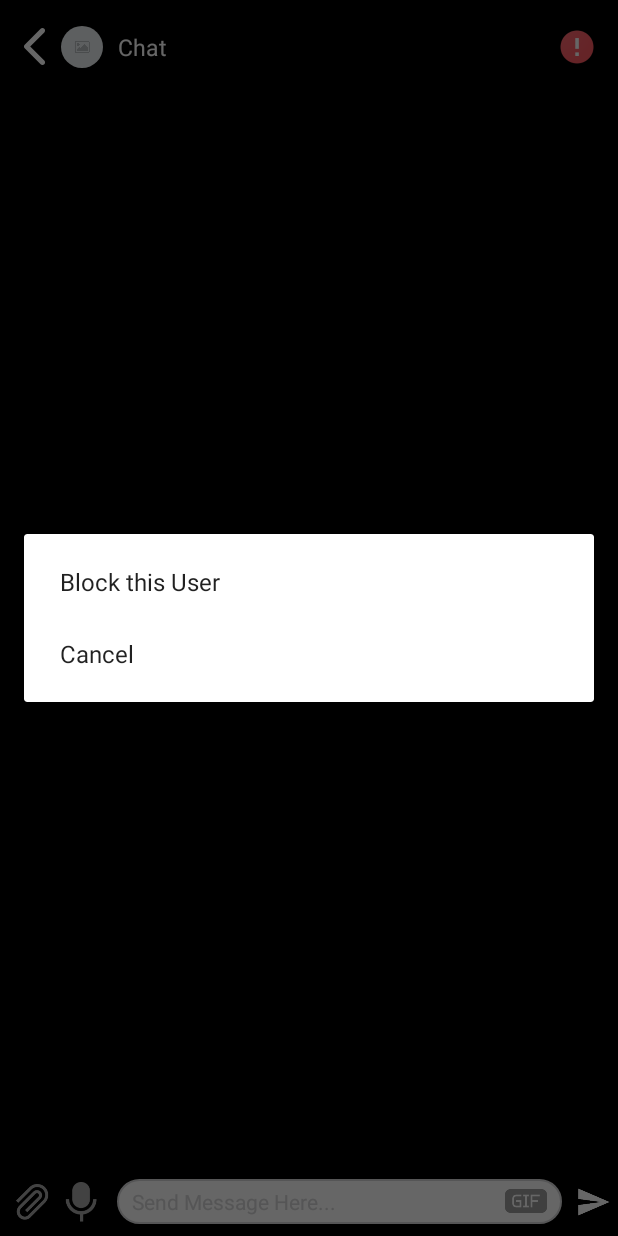
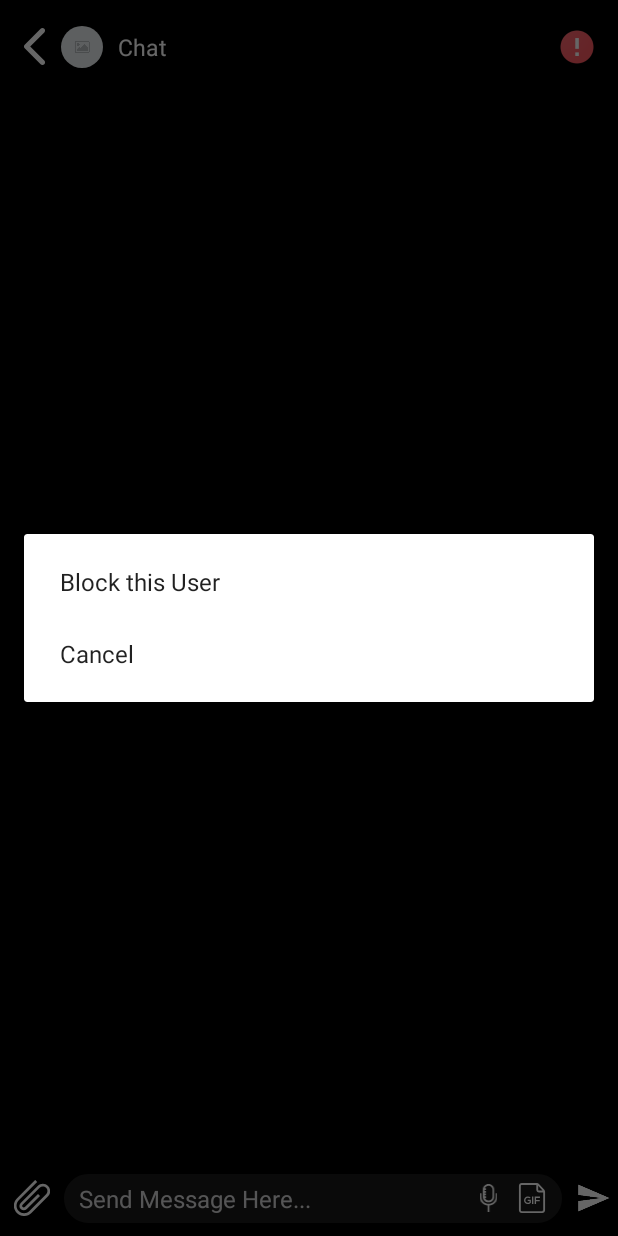
Before and after one commit to esaman1/doston_android, an Android app: the fragment Chat_Activity placed in its activity, after a tap on an icon or button, on a phone screen of 412 x 824 dp. Run offline under Robolectric (Android 15) with nearby library versions, the phone set to English and light mode, and no system bars; our stand-ins replace AdMob, CircleImageView, Firebase (no records; nobody signed in at launch, a user with empty details on screens opened directly), Picasso, Volley; libraries missing offline, so code that uses them is left out: com.daasuu.gpuv, com.downloader, com.downloader.request, com.facebook, com.giphy.sdk and 2 more; plain views replace RecyclerViewBouncy; network calls fail; pictures from the network do not load; 9 statements that could not run were skipped.

Commit message:
final Design Implement Remains all done

```diff
--- /dev/null
+++ b/app/src/main/res/drawable/ic_attach.xml
@@ -0,0 +1,9 @@
+<vector xmlns:android="http://schemas.android.com/apk/res/android"
+    android:width="70dp"
+    android:height="70dp"
+    android:viewportWidth="70"
+    android:viewportHeight="70">
+  <path
+      android:fillColor="#FFFFFF"
+      android:pathData="M66.2,11.5667c-5.6,-5.6 -14.6,-5.6 -20.2,0L13,44.5667c-3.3,3.3 -3.3,8.7 0,12c3.3,3.3 8.7,3.3 12,0l25.6,-25.6l-3.9,-3.9l-25.6,25.6c-1.2,1.2 -3.1,1.2 -4.3,0c-1.2,-1.2 -1.2,-3.1 0,-4.3l33.1,-33.1c3.5,-3.5 9,-3.5 12.5,0c3.5,3.5 3.5,9 0,12.5L30,60.2667c-5.8,5.8 -14.9,5.8 -20.7,0c-5.8,-5.8 -5.8,-14.9 0,-20.7l35.8,-35.8l-3.9,-3.9L5.5,35.7667c-7.8,7.8 -7.8,20.5 0,28.4c7.8,7.8 20.5,7.8 28.4,0l32.4,-32.4C71.8,26.1667 71.8,17.0667 66.2,11.5667z"/>
+</vector>
--- /dev/null
+++ b/app/src/main/res/drawable/ic_gif.xml
@@ -0,0 +1,21 @@
+<vector xmlns:android="http://schemas.android.com/apk/res/android"
+    android:width="512dp"
+    android:height="512dp"
+    android:viewportWidth="512"
+    android:viewportHeight="512">
+  <path
+      android:fillColor="#1a1a1a"
+      android:pathData="M354,135.9l-4.1,-113.2H55v468.4H458V137.2L354,135.9zM235.6,324.3c0,1.5 -0.6,3 -1.8,4c-4.4,3.7 -9.4,6.6 -14.7,8.6c-7.2,2.9 -15,4.3 -22.8,4.2c-7.8,0 -15.5,-1.3 -22.8,-3.9c-6.9,-2.4 -13.3,-6.3 -18.6,-11.4c-5.6,-5.6 -10,-12.3 -12.7,-19.7c-3.1,-8.5 -4.6,-17.5 -4.5,-26.5c-0.2,-9 1.3,-18 4.5,-26.5c2.8,-7.4 7.1,-14.2 12.6,-19.9c5.3,-5.3 11.6,-9.5 18.6,-12.2c7.2,-2.9 15,-4.3 22.8,-4.3c7.7,-0.2 15.4,1.4 22.4,4.8c4,2 7.9,4.4 11.4,7.2c2.3,1.9 2.6,5.2 0.7,7.5l-7.6,9.3c-1.8,2.2 -4.9,2.6 -7.2,1c-1.8,-1.3 -3.7,-2.6 -5.7,-3.7c-4,-1.9 -8.4,-2.9 -12.9,-2.7c-4.4,-0.1 -8.7,0.8 -12.7,2.6c-4,1.7 -7.6,4.3 -10.5,7.6c-3,3.6 -5.2,7.7 -6.5,12.1c-1.6,5.2 -2.4,10.6 -2.3,16.1c-0.6,10.2 2.4,20.2 8.4,28.4c6.3,7.4 15.7,11.3 25.4,10.6c2.4,0 4.8,-0.3 7.2,-0.9c2.1,-0.5 4,-1.4 5.7,-2.7v-15.2c0,-3 -2.4,-5.3 -5.3,-5.3h-9.1c-3,0 -5.3,-2.4 -5.3,-5.3v-11.4c0,-3 2.4,-5.3 5.3,-5.3h32.9c3,0 5.3,2.4 5.3,5.3L235.6,324.3zM280,333.6c0,3 -2.4,5.3 -5.3,5.3l0,0h-16.3c-3,0 -5.3,-2.4 -5.3,-5.3V224.5c0,-3 2.4,-5.3 5.3,-5.3h16.3c3,0 5.3,2.4 5.3,5.3V333.6zM376.1,236.9c0,3 -2.4,5.3 -5.3,5.3l0,0h-37.7c-2.9,0 -5.3,2.4 -5.3,5.3v17.1c0,3 2.4,5.3 5.3,5.3h31c3,0 5.3,2.4 5.3,5.3l0,0v12.1c0,3 -2.4,5.3 -5.3,5.3l0,0h-31c-2.9,0 -5.3,2.4 -5.3,5.3v35.7c0,2.9 -2.4,5.3 -5.3,5.3h-16.3c-3,0 -5.3,-2.4 -5.3,-5.3V224.5c0,-3 2.4,-5.3 5.3,-5.3h64.6c3,0 5.3,2.4 5.3,5.3l0,0L376.1,236.9z"/>
+  <path
+      android:fillColor="#FFFFFF"
+      android:pathData="M466.5,115.7L375,15.6C365.9,5.7 353.1,0 339.6,0H81c-26.5,0 -48,21.5 -48,48v416c0,26.5 21.5,48 48,48H431c26.5,0 48,-21.5 48,-48V147.9C479,136 474.6,124.5 466.5,115.7zM436.2,130h-58.9c-8.9,0 -16,-7.2 -16,-16.1c0,0 0,-0.1 0,-0.1V48L436.2,130zM431,480H81c-8.9,0 -16,-7.2 -16,-16V48c0,-8.9 7.2,-16 16,-16h248.3v81.8c0,26.5 21.5,48 48,48h69.9V464C447.1,472.8 439.9,480 431,480z"/>
+  <path
+      android:fillColor="#FFFFFF"
+      android:pathData="M218.4,262.3c-8.4,-8.1 -20.9,-12.5 -31.9,-12.5c-26.8,0 -43.1,20.4 -43.1,46.2c0,20.6 12,41.9 43.1,41.9c9.8,0 18.4,-2.1 28.3,-10v-22.2h-32v-21.1h53.7v52.8c-12.4,14.1 -27.9,22.6 -49.9,22.6c-47.1,0 -66.2,-31 -66.2,-63.9c0,-35.3 22,-67.8 66.2,-67.8c16.8,0 33.7,6.4 46.5,19.2L218.4,262.3z"/>
+  <path
+      android:fillColor="#FFFFFF"
+      android:pathData="M256,357V231.7h23.4V357H256z"/>
+  <path
+      android:fillColor="#FFFFFF"
+      android:pathData="M301.6,357V231.8h90v22.7h-66.4v34.2h62.8v21.8h-62.8V357H301.6z"/>
+</vector>
--- /dev/null
+++ b/app/src/main/res/drawable/ic_mic.xml
@@ -0,0 +1,12 @@
+<vector xmlns:android="http://schemas.android.com/apk/res/android"
+    android:width="31.8dp"
+    android:height="50dp"
+    android:viewportWidth="31.8"
+    android:viewportHeight="50">
+  <path
+      android:fillColor="#FFFFFF"
+      android:pathData="M28.9,16.4v6.2c0,7.1 -5.7,12.8 -12.8,12.8S3.2,29.7 3.2,22.6v-6.2H0v6.2c0,4.3 1.7,8.3 4.6,11.2c2.7,2.7 6,4.3 9.7,4.6V50h3.2V38.5c3.7,-0.4 7.1,-2 9.7,-4.6c3.1,-3.1 4.6,-7 4.6,-11.2v-6.2H28.9z"/>
+  <path
+      android:fillColor="#FFFFFF"
+      android:pathData="M15.9,32.8c5.6,0 10.1,-4.5 10.1,-10.1V10.1C26,4.5 21.5,0 15.9,0S5.7,4.5 5.7,10.1v12.5C5.7,28.1 10.3,32.8 15.9,32.8zM8.9,20.3h2.6v-3.2H8.9v-1.6h2.6v-3.2H8.9v-1.6h2.6V7.6H9.4c1,-2.7 3.5,-4.5 6.6,-4.5c3.9,0 7,3.2 7,7v12.5c0,3.9 -3.2,7 -7,7c-2.9,0 -5.5,-1.8 -6.5,-4.4h2.1v-3.2H9v-1.6H8.9z"/>
+</vector>
--- a/app/src/main/res/layout/activity_chat.xml
+++ b/app/src/main/res/layout/activity_chat.xml
@@ -123,35 +123,23 @@
 
     <RelativeLayout
         android:layout_width="match_parent"
-        android:layout_height="45dp"
+        android:layout_height="50dp"
         android:id="@+id/writechatlayout"
         android:background="@color/black"
         android:layout_alignParentBottom="true">
 
         <ImageButton
             android:layout_width="32dp"
-            android:layout_height="match_parent"
+            android:layout_height="32dp"
             android:id="@+id/uploadimagebtn"
             android:layout_centerVertical="true"
             android:layout_marginLeft="5dp"
             android:scaleType="fitCenter"
             android:padding="4dp"
-            android:src="@drawable/ic_image_icon"
+            android:src="@drawable/ic_attach"
             android:background="@color/transparent"/>
 
-        <ImageButton
-            android:layout_width="35dp"
-            android:layout_height="match_parent"
-            android:id="@+id/mic_btn"
-            android:scaleType="fitCenter"
-            android:background="@color/transparent"
-            android:src="@drawable/ic_mic_fill"
-            android:paddingTop="3dp"
-            android:paddingLeft="3dp"
-            android:paddingBottom="3dp"
-            android:layout_toRightOf="@+id/uploadimagebtn"
-            android:paddingRight="5dp"
-            android:layout_centerVertical="true"/>
+
 
 
         <RelativeLayout
@@ -160,34 +148,53 @@
            android:layout_marginLeft="5dp"
            android:layout_marginRight="5dp"
            android:layout_centerVertical="true"
-           android:layout_toRightOf="@+id/mic_btn"
+           android:layout_toRightOf="@+id/uploadimagebtn"
            android:background="@drawable/top_bottom_border_line"
+            android:backgroundTint="#1a1a1a"
            android:layout_toLeftOf="@+id/sendbtn">
 
           <EditText
             android:layout_width="match_parent"
             android:layout_height="wrap_content"
             android:id="@+id/msgedittext"
-            android:textSize="14sp"
+            android:textSize="16sp"
             android:paddingLeft="10dp"
             android:paddingTop="5dp"
+            android:background="@android:color/transparent"
             android:paddingBottom="5dp"
             android:textColorHint="@color/gray"
-            android:textColor="@color/black"
-            android:layout_toLeftOf="@+id/upload_gif_btn"
-            android:backgroundTint="@android:color/transparent"
+            android:textColor="@color/white"
+            android:layout_toLeftOf="@+id/mic_btn"
             android:hint="Send Message Here..."/>
+
+
             <ImageButton
-                android:layout_width="28dp"
-                android:layout_height="28dp"
+                android:layout_width="25dp"
+                android:layout_height="25dp"
+                android:id="@+id/mic_btn"
+                android:scaleType="fitCenter"
+                android:background="@color/transparent"
+                android:src="@drawable/ic_mic"
+                android:paddingTop="3dp"
+                android:paddingLeft="3dp"
+                android:paddingBottom="3dp"
+                android:layout_toLeftOf="@+id/upload_gif_btn"
+                android:paddingRight="5dp"
+                android:layout_centerVertical="true"/>
+
+
+            <ImageButton
+                android:layout_width="20dp"
+                android:layout_height="20dp"
                 android:id="@+id/upload_gif_btn"
                 android:layout_centerVertical="true"
                 android:layout_marginLeft="5dp"
                 android:scaleType="fitXY"
                 android:layout_alignParentRight="true"
                 android:layout_marginRight="10dp"
-                android:src="@drawable/ic_gif_image_gray"
-                android:background="@color/transparent"/>
+                android:src="@drawable/ic_gif"
+                android:background="#1a1a1a"/>
+
        </RelativeLayout>
 
         <ImageView
--- a/app/src/main/res/layout/fragment_home.xml
+++ b/app/src/main/res/layout/fragment_home.xml
@@ -29,7 +29,7 @@
       android:layout_width="match_parent"
       android:layout_height="10dp"
       android:layout_alignParentBottom="true"
-      android:layout_marginBottom="43dp"
+      android:layout_marginBottom="50dp"
       android:indeterminateOnly="true"
       android:visibility="visible"
       android:indeterminateTint="@color/white"
--- a/app/src/main/res/layout/fragment_main_menu.xml
+++ b/app/src/main/res/layout/fragment_main_menu.xml
@@ -23,7 +23,7 @@
        <com.google.android.material.tabs.TabLayout
            android:id="@+id/tabs"
            android:layout_weight="1"
-           android:layout_height="48dp"
+           android:layout_height="55dp"
            android:layout_width="match_parent"
            app:tabMode="fixed"
            app:tabSelectedTextColor="@color/black"
@@ -41,7 +41,7 @@
 
        <ImageView
            android:layout_width="match_parent"
-           android:layout_height="48dp"
+           android:layout_height="55dp"
            android:scaleType="fitXY"
            android:src="@drawable/black_gradient"
            android:layout_alignParentBottom="true"/>
--- a/app/src/main/res/layout/fragment_notification.xml
+++ b/app/src/main/res/layout/fragment_notification.xml
@@ -7,8 +7,6 @@
     xmlns:ads="http://schemas.android.com/apk/res-auto"
     xmlns:app="http://schemas.android.com/apk/res-auto"
     tools:context="com.dinosoftlabs.tictic.Notifications.Notification_F">
-
-
 
         <RelativeLayout
         android:layout_width="match_parent"
@@ -57,6 +55,7 @@
         </androidx.appcompat.widget.Toolbar>
 
             <RelativeLayout
+                android:background="@color/black"
                 android:layout_width="match_parent"
                 android:layout_height="match_parent"
                 android:layout_below="@+id/toolbar"
@@ -64,6 +63,7 @@
 
 
           <LinearLayout
+              android:background="@color/black"
             android:layout_width="match_parent"
             android:layout_height="match_parent"
             android:orientation="vertical"
@@ -77,8 +77,6 @@
         </LinearLayout>
 
 
-
-
             <RelativeLayout
                 android:layout_width="match_parent"
                 android:layout_height="match_parent"
@@ -90,10 +88,11 @@
                     android:layout_height="120dp"
                     android:id="@+id/img_no_job"
                     android:layout_centerInParent="true"
-                    android:src="@drawable/ic_whoops"
+                    android:src="@drawable/no_data"
                     />
 
                 <TextView
+                    android:visibility="gone"
                     android:layout_height="wrap_content"
                     android:layout_width="wrap_content"
                     android:layout_below="@+id/img_no_job"
@@ -104,6 +103,7 @@
                     android:textSize="22sp"/>
 
                 <TextView
+                    android:layout_marginTop="10dp"
                     android:layout_height="wrap_content"
                     android:layout_width="wrap_content"
                     android:layout_below="@+id/whoops"
--- a/app/src/main/res/layout/item_home_layout.xml
+++ b/app/src/main/res/layout/item_home_layout.xml
@@ -16,10 +16,6 @@
             android:layout_width="match_parent"
             android:layout_height="match_parent"
             android:id="@+id/mainlayout">
-
-
-
-
 
             <com.google.android.exoplayer2.ui.PlayerView
                 android:id="@+id/playerview"
@@ -46,7 +42,6 @@
                     android:layout_width="0dp"
                     android:layout_height="wrap_content"
                     android:orientation="vertical">
-
 
 
                     <de.hdodenhof.circleimageview.CircleImageView
--- a/app/src/main/res/layout/item_tablayout.xml
+++ b/app/src/main/res/layout/item_tablayout.xml
@@ -2,7 +2,6 @@
 <RelativeLayout
     xmlns:android="http://schemas.android.com/apk/res/android"
     android:layout_width="match_parent"
-    android:background="?attr/selectableItemBackground"
     android:layout_height="wrap_content"
     android:layout_marginBottom="-2dp">
 
```
Also changed, not shown: app/src/main/res/drawable/follow.png, app/src/main/res/drawable/no_data.png (added).
